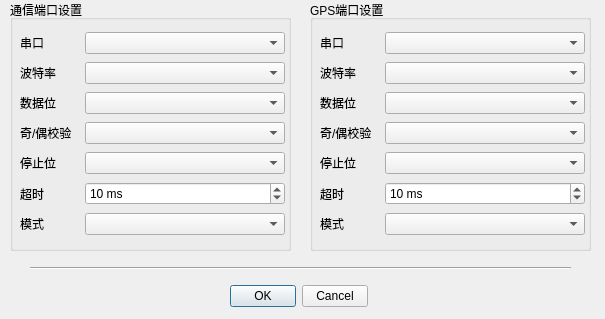
Before: the Qt Designer form mac/examples/GasInfo/DeviceDialog.ui in Quenii/ADCEVM, drawn with Qt 5.
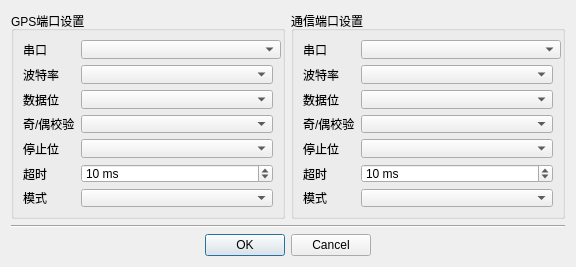
After: the same form once the commit is applied.

Diff of the .ui file:
```diff
--- a/mac/examples/GasInfo/DeviceDialog.ui
+++ b/mac/examples/GasInfo/DeviceDialog.ui
@@ -6,158 +6,33 @@
    <rect>
     <x>0</x>
     <y>0</y>
-    <width>605</width>
-    <height>319</height>
+    <width>576</width>
+    <height>267</height>
    </rect>
   </property>
+  <property name="minimumSize">
+   <size>
+    <width>576</width>
+    <height>267</height>
+   </size>
+  </property>
+  <property name="maximumSize">
+   <size>
+    <width>576</width>
+    <height>267</height>
+   </size>
+  </property>
   <property name="windowTitle">
    <string>Zigbee Devices Setting</string>
   </property>
-  <widget class="QGroupBox" name="groupBox">
-   <property name="geometry">
-    <rect>
-     <x>10</x>
-     <y>0</y>
-     <width>281</width>
-     <height>251</height>
-    </rect>
-   </property>
-   <property name="title">
-    <string>通信端口设置</string>
-   </property>
-   <widget class="QWidget" name="">
-    <property name="geometry">
-     <rect>
-      <x>10</x>
-      <y>30</y>
-      <width>265</width>
-      <height>211</height>
-     </rect>
-    </property>
-    <layout class="QGridLayout" name="gridLayout">
+  <layout class="QGridLayout" name="gridLayout_2">
      <item row="0" column="0">
-      <widget class="QLabel" name="label">
-       <property name="text">
-        <string>串口</string>
-       </property>
-      </widget>
-     </item>
-     <item row="0" column="1">
-      <widget class="QComboBox" name="portBox">
-       <property name="sizePolicy">
-        <sizepolicy hsizetype="Minimum" vsizetype="Fixed">
-         <horstretch>0</horstretch>
-         <verstretch>0</verstretch>
-        </sizepolicy>
-       </property>
-       <property name="minimumSize">
-        <size>
-         <width>200</width>
-         <height>0</height>
-        </size>
-       </property>
-      </widget>
-     </item>
-     <item row="1" column="0">
-      <widget class="QLabel" name="label_2">
-       <property name="text">
-        <string>波特率</string>
-       </property>
-      </widget>
-     </item>
-     <item row="1" column="1">
-      <widget class="QComboBox" name="baudRateBox"/>
-     </item>
-     <item row="2" column="0">
-      <widget class="QLabel" name="label_3">
-       <property name="text">
-        <string>数据位</string>
-       </property>
-      </widget>
-     </item>
-     <item row="2" column="1">
-      <widget class="QComboBox" name="dataBitsBox"/>
-     </item>
-     <item row="3" column="0">
-      <widget class="QLabel" name="label_4">
-       <property name="text">
-        <string>奇/偶校验</string>
-       </property>
-      </widget>
-     </item>
-     <item row="3" column="1">
-      <widget class="QComboBox" name="parityBox"/>
-     </item>
-     <item row="4" column="0">
-      <widget class="QLabel" name="label_5">
-       <property name="text">
-        <string>停止位</string>
-       </property>
-      </widget>
-     </item>
-     <item row="4" column="1">
-      <widget class="QComboBox" name="stopBitsBox"/>
-     </item>
-     <item row="5" column="0">
-      <widget class="QLabel" name="label_7">
-       <property name="text">
-        <string>超时</string>
-       </property>
-      </widget>
-     </item>
-     <item row="5" column="1">
-      <widget class="QSpinBox" name="timeoutBox">
-       <property name="suffix">
-        <string> ms</string>
-       </property>
-       <property name="minimum">
-        <number>-1</number>
-       </property>
-       <property name="maximum">
-        <number>10000</number>
-       </property>
-       <property name="singleStep">
-        <number>10</number>
-       </property>
-       <property name="value">
-        <number>10</number>
-       </property>
-      </widget>
-     </item>
-     <item row="6" column="0">
-      <widget class="QLabel" name="label_6">
-       <property name="text">
-        <string>模式</string>
-       </property>
-      </widget>
-     </item>
-     <item row="6" column="1">
-      <widget class="QComboBox" name="queryModeBox"/>
-     </item>
-    </layout>
-   </widget>
-  </widget>
   <widget class="QGroupBox" name="groupBox_2">
-   <property name="geometry">
-    <rect>
-     <x>310</x>
-     <y>0</y>
-     <width>281</width>
-     <height>251</height>
-    </rect>
-   </property>
    <property name="title">
     <string>GPS端口设置</string>
    </property>
-   <widget class="QWidget" name="layoutWidget">
-    <property name="geometry">
-     <rect>
-      <x>10</x>
-      <y>30</y>
-      <width>265</width>
-      <height>211</height>
-     </rect>
-    </property>
+     <layout class="QVBoxLayout" name="verticalLayout_3">
+      <item>
     <layout class="QGridLayout" name="gridLayout_4">
      <item row="0" column="0">
       <widget class="QLabel" name="label_15">
@@ -259,17 +134,131 @@
       <widget class="QComboBox" name="queryModeBoxGps"/>
      </item>
     </layout>
-   </widget>
-  </widget>
+      </item>
+     </layout>
+    </widget>
+   </item>
+   <item row="0" column="1">
+    <widget class="QGroupBox" name="groupBox">
+     <property name="title">
+      <string>通信端口设置</string>
+     </property>
+     <layout class="QVBoxLayout" name="verticalLayout_2">
+      <item>
+       <layout class="QGridLayout" name="gridLayout">
+        <item row="0" column="0">
+         <widget class="QLabel" name="label">
+          <property name="text">
+           <string>串口</string>
+          </property>
+         </widget>
+        </item>
+        <item row="0" column="1">
+         <widget class="QComboBox" name="portBox">
+          <property name="sizePolicy">
+           <sizepolicy hsizetype="Minimum" vsizetype="Fixed">
+            <horstretch>0</horstretch>
+            <verstretch>0</verstretch>
+           </sizepolicy>
+          </property>
+          <property name="minimumSize">
+           <size>
+            <width>200</width>
+            <height>0</height>
+           </size>
+          </property>
+         </widget>
+        </item>
+        <item row="1" column="0">
+         <widget class="QLabel" name="label_2">
+          <property name="text">
+           <string>波特率</string>
+          </property>
+         </widget>
+        </item>
+        <item row="1" column="1">
+         <widget class="QComboBox" name="baudRateBox"/>
+        </item>
+        <item row="2" column="0">
+         <widget class="QLabel" name="label_3">
+          <property name="text">
+           <string>数据位</string>
+          </property>
+         </widget>
+        </item>
+        <item row="2" column="1">
+         <widget class="QComboBox" name="dataBitsBox"/>
+        </item>
+        <item row="3" column="0">
+         <widget class="QLabel" name="label_4">
+          <property name="text">
+           <string>奇/偶校验</string>
+          </property>
+         </widget>
+        </item>
+        <item row="3" column="1">
+         <widget class="QComboBox" name="parityBox"/>
+        </item>
+        <item row="4" column="0">
+         <widget class="QLabel" name="label_5">
+          <property name="text">
+           <string>停止位</string>
+          </property>
+         </widget>
+        </item>
+        <item row="4" column="1">
+         <widget class="QComboBox" name="stopBitsBox"/>
+        </item>
+        <item row="5" column="0">
+         <widget class="QLabel" name="label_7">
+          <property name="text">
+           <string>超时</string>
+          </property>
+         </widget>
+        </item>
+        <item row="5" column="1">
+         <widget class="QSpinBox" name="timeoutBox">
+          <property name="suffix">
+           <string> ms</string>
+          </property>
+          <property name="minimum">
+           <number>-1</number>
+          </property>
+          <property name="maximum">
+           <number>10000</number>
+          </property>
+          <property name="singleStep">
+           <number>10</number>
+          </property>
+          <property name="value">
+           <number>10</number>
+          </property>
+         </widget>
+        </item>
+        <item row="6" column="0">
+         <widget class="QLabel" name="label_6">
+          <property name="text">
+           <string>模式</string>
+          </property>
+         </widget>
+        </item>
+        <item row="6" column="1">
+         <widget class="QComboBox" name="queryModeBox"/>
+        </item>
+       </layout>
+      </item>
+     </layout>
+    </widget>
+   </item>
+   <item row="1" column="0" colspan="2">
+    <widget class="Line" name="line">
+     <property name="orientation">
+      <enum>Qt::Horizontal</enum>
+     </property>
+    </widget>
+   </item>
+   <item row="2" column="0" colspan="2">
   <widget class="QDialogButtonBox" name="buttonBox">
-   <property name="geometry">
-    <rect>
-     <x>230</x>
-     <y>280</y>
-     <width>138</width>
-     <height>32</height>
-    </rect>
-   </property>
    <property name="orientation">
     <enum>Qt::Horizontal</enum>
    </property>
@@ -280,19 +269,8 @@
     <bool>true</bool>
    </property>
   </widget>
-  <widget class="Line" name="line">
-   <property name="geometry">
-    <rect>
-     <x>30</x>
-     <y>260</y>
-     <width>541</width>
-     <height>16</height>
-    </rect>
-   </property>
-   <property name="orientation">
-    <enum>Qt::Horizontal</enum>
-   </property>
-  </widget>
+   </item>
+  </layout>
  </widget>
  <resources/>
  <connections>
```
Lines whose indentation alone changed are shown as unchanged.
